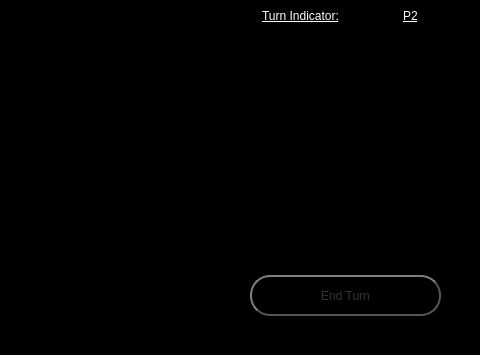
The window that FrontEndMain/FrontEndMain/shotpage.ui (drewanderson17/BattleShips) describes before a commit, drawn with Qt 5; both pictures show x 320 to 800 and y 245 to 600 of the 800 by 600 pixel window.
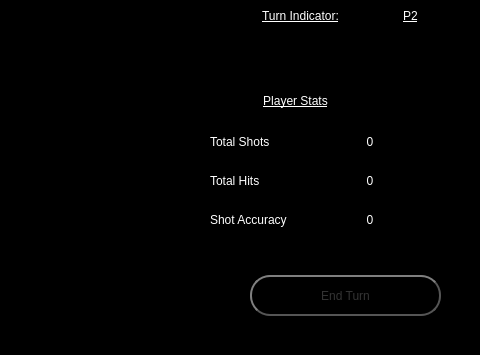
The same window after the commit.

Commit message: - Create a click event for the exit game button on the win screen - Created another grid layout on the Shot Page to hold the active players stats - A function updateStats() was added ShotPage - updateStats() is called in loadShotScreen - Added accessors to the Grid class to return indivudal strings containing the values of private members hits, shots and accuracy

```diff
--- a/FrontEndMain/FrontEndMain/shotpage.ui
+++ b/FrontEndMain/FrontEndMain/shotpage.ui
@@ -297,6 +297,120 @@
     </item>
    </layout>
   </widget>
+  <widget class="QWidget" name="gridLayoutWidget_3">
+   <property name="geometry">
+    <rect>
+     <x>530</x>
+     <y>370</y>
+     <width>211</width>
+     <height>111</height>
+    </rect>
+   </property>
+   <layout class="QGridLayout" name="gridLayout_3">
+    <item row="1" column="1">
+     <widget class="QLabel" name="totalHitsCount">
+      <property name="styleSheet">
+       <string notr="true">color: rgb(255, 255, 255);
+font: 75 12pt &quot;MS Shell Dlg 2&quot;;</string>
+      </property>
+      <property name="text">
+       <string>0</string>
+      </property>
+      <property name="alignment">
+       <set>Qt::AlignCenter</set>
+      </property>
+     </widget>
+    </item>
+    <item row="1" column="0">
+     <widget class="QLabel" name="totalHitsLabel">
+      <property name="styleSheet">
+       <string notr="true">color: rgb(255, 255, 255);
+font: 75 12pt &quot;MS Shell Dlg 2&quot;;</string>
+      </property>
+      <property name="text">
+       <string>Total Hits</string>
+      </property>
+     </widget>
+    </item>
+    <item row="0" column="1">
+     <widget class="QLabel" name="totalShotsCount">
+      <property name="minimumSize">
+       <size>
+        <width>30</width>
+        <height>0</height>
+       </size>
+      </property>
+      <property name="styleSheet">
+       <string notr="true">color: rgb(255, 255, 255);
+font: 75 12pt &quot;MS Shell Dlg 2&quot;;</string>
+      </property>
+      <property name="text">
+       <string>0</string>
+      </property>
+      <property name="alignment">
+       <set>Qt::AlignCenter</set>
+      </property>
+     </widget>
+    </item>
+    <item row="2" column="1">
+     <widget class="QLabel" name="accuracyCount">
+      <property name="styleSheet">
+       <string notr="true">color: rgb(255, 255, 255);
+font: 75 12pt &quot;MS Shell Dlg 2&quot;;</string>
+      </property>
+      <property name="text">
+       <string>0</string>
+      </property>
+      <property name="alignment">
+       <set>Qt::AlignCenter</set>
+      </property>
+     </widget>
+    </item>
+    <item row="2" column="0">
+     <widget class="QLabel" name="accuracyLabel">
+      <property name="styleSheet">
+       <string notr="true">color: rgb(255, 255, 255);
+font: 75 12pt &quot;MS Shell Dlg 2&quot;;</string>
+      </property>
+      <property name="text">
+       <string>Shot Accuracy</string>
+      </property>
+     </widget>
+    </item>
+    <item row="0" column="0">
+     <widget class="QLabel" name="totalShotsLabel">
+      <property name="styleSheet">
+       <string notr="true">color: rgb(255, 255, 255);
+font: 75 12pt &quot;MS Shell Dlg 2&quot;;</string>
+      </property>
+      <property name="text">
+       <string>Total Shots</string>
+      </property>
+     </widget>
+    </item>
+   </layout>
+  </widget>
+  <widget class="QLabel" name="shipsRemainLabel_2">
+   <property name="geometry">
+    <rect>
+     <x>530</x>
+     <y>330</y>
+     <width>171</width>
+     <height>31</height>
+    </rect>
+   </property>
+   <property name="styleSheet">
+    <string notr="true">color: rgb(255, 255, 255);
+text-decoration: underline;
+font: 75 20pt &quot;MS Shell Dlg 2&quot;;</string>
+   </property>
+   <property name="text">
+    <string>Player Stats</string>
+   </property>
+   <property name="alignment">
+    <set>Qt::AlignCenter</set>
+   </property>
+  </widget>
  </widget>
  <resources/>
  <connections/>
```
The commit also changes 6 other files.
